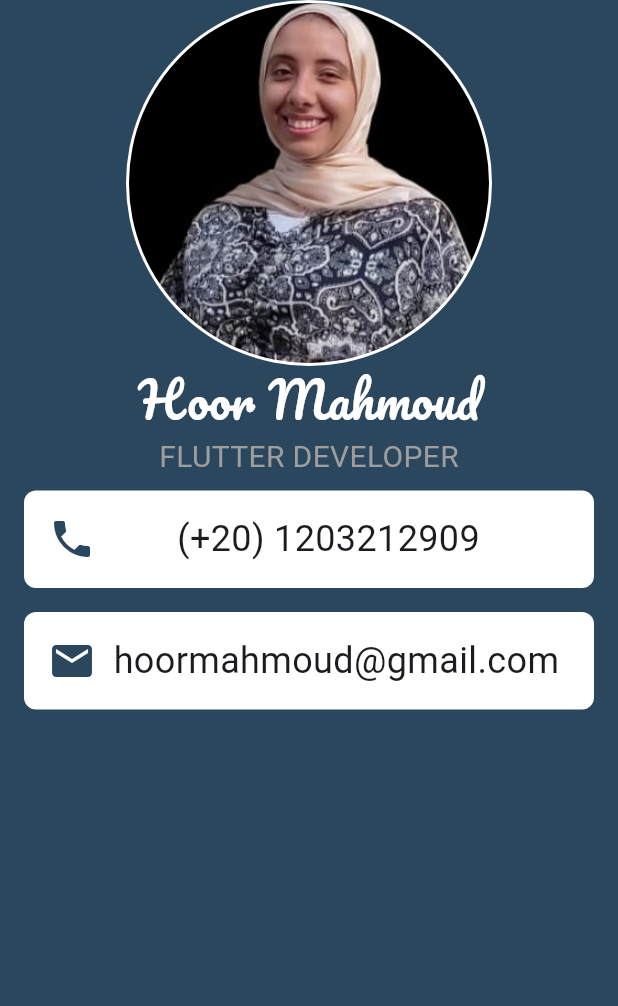
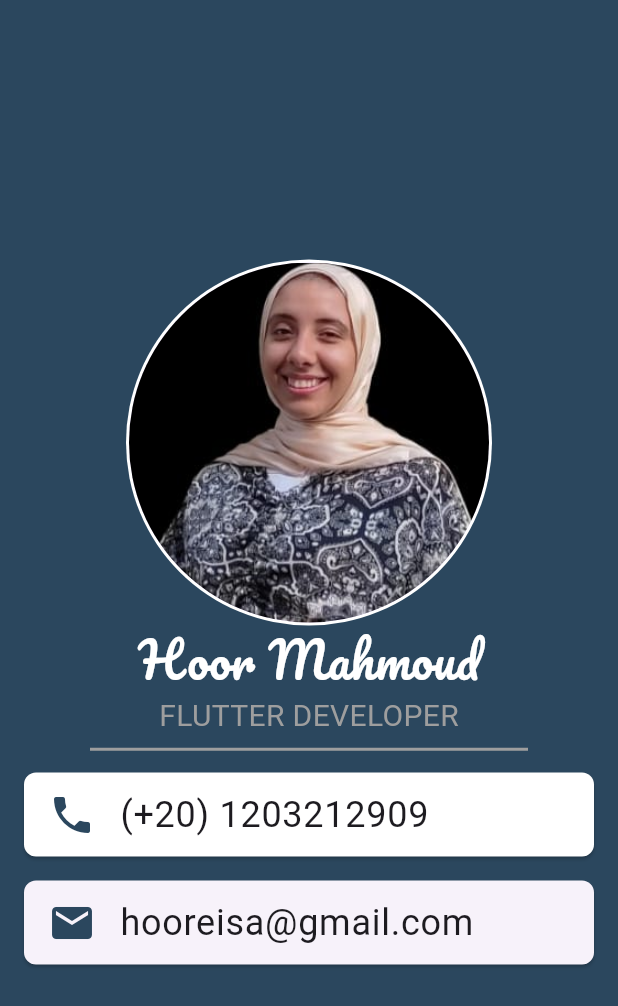
Before and after one commit to hoor123-ma/BusinessCardApp, a Flutter app: the screen it shows after launch, on a phone screen of 412 x 824 dp. Shown: the top 1006 px of the screen. Run offline on Flutter 3.47's test engine with Material 3 defaults, Android fonts, the phone set to English and light mode, and no system bars.

Commit message:
Final Project

```diff
--- a/lib/main.dart
+++ b/lib/main.dart
@@ -10,10 +10,9 @@ class BusinessCardAPP extends StatelessWidget {
   Widget build(BuildContext context) {
     return MaterialApp(
         home: Scaffold(
-        backgroundColor: Color(0xff2B475E),
-        body: Column(
-          children: [
-            CircleAvatar(
+      backgroundColor: const Color(0xff2B475E),
+      body: Column(mainAxisAlignment: MainAxisAlignment.center, children: [
+        const CircleAvatar(
           backgroundColor: Colors.white,
           radius: 122,
           child: CircleAvatar(
@@ -36,7 +35,7 @@ class BusinessCardAPP extends StatelessWidget {
         // ),
         //),
 
-            Text(
+        const Text(
           "Hoor Mahmoud",
           style: TextStyle(
             color: Colors.white,
@@ -44,7 +43,7 @@ class BusinessCardAPP extends StatelessWidget {
             fontFamily: 'Pacifico',
           ),
         ),
-            Text(
+        const Text(
           "FLUTTER DEVELOPER",
           style: TextStyle(
             color: Colors.grey,
@@ -52,73 +51,49 @@ class BusinessCardAPP extends StatelessWidget {
             fontStyle: FontStyle.normal,
           ),
         ),
-            Padding(
-              padding: const EdgeInsets.symmetric(horizontal: 16, vertical: 8),
-              child: Container(
-                decoration: BoxDecoration(
+        const Divider(
+          color: Colors.grey,
+          thickness: 2,
+          endIndent: 60,
+          indent: 60,
+          height: 15,
+        ),
+
+        Card(
+          shape: RoundedRectangleBorder(borderRadius: BorderRadius.circular(8)),
+          margin: const EdgeInsets.symmetric(horizontal: 16, vertical: 8),
           color: Colors.white,
-                    borderRadius: BorderRadius.circular(8)),
-                height: 65,
-                child: Row(
-                  children: [
-                    Padding(
-                      padding: const EdgeInsets.symmetric(
-                          horizontal: 16, vertical: 8),
-                      child: Icon(
+          child: const ListTile(
+            leading: Icon(
               Icons.phone,
               size: 32,
               color: Color(0xff2B475E),
             ),
+            title: Text(
+              '(+20) 1203212909',
+              style: TextStyle(fontSize: 24),
             ),
-                    Spacer(flex: 1),
-                    Text(
-                      '(+20) 1203212909',
+          ),
+        ),
+
+        Card(
+          shape: RoundedRectangleBorder(borderRadius: BorderRadius.circular(8)),
+          margin: const EdgeInsets.symmetric(horizontal: 16, vertical: 8),
+          child: const ListTile(
+            leading: Icon(
+              Icons.email,
+              size: 32,
+              color: Color(0xff2B475E),
+            ),
+            title: Text(
+              'hooreisa@gmail.com',
               style: TextStyle(
                 fontSize: 24,
               ),
             ),
-                    Spacer(
-                      flex: 2,
-                    ),
-                  ],
           ),
         ),
-            ),
-            Padding(
-              padding: EdgeInsets.symmetric(horizontal: 16, vertical: 8),
-              child: Container(
-                decoration: BoxDecoration(
-                  color: Colors.white,
-                  borderRadius: BorderRadius.circular(8),
-                ),
-                height: 65,
-                child: Row(
-                  children: [
-                    Padding(
-                      padding: const EdgeInsets.only(left: 16),
-                      child: Icon(
-                        Icons.email,
-                        size: 32,
-                        color: Color(0xff2B475E),
-                      ),
-                    ),
-                    Spacer(flex: 1),
-                    Text(
-                      'hoormahmoud@gmail.com',
-                      style: TextStyle(
-                        fontSize: 24,
-                      ),
-                    ),
-                    Spacer(
-                      flex: 2,
-                    ),
-                  ],
-                ),
-              ),
-            )
-          ],
-        ),
-      ),
-    );
+      ]),
+    ));
   }
 }
```
Also changed, not shown: 1 other file. Lines whose indentation alone changed are shown as unchanged.
